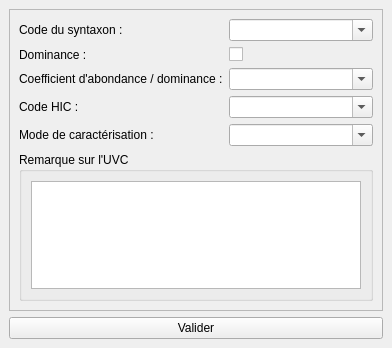
Old version of the form src/ui/form_syntaxon.ui in the repository IGNF/saisie_carhab.
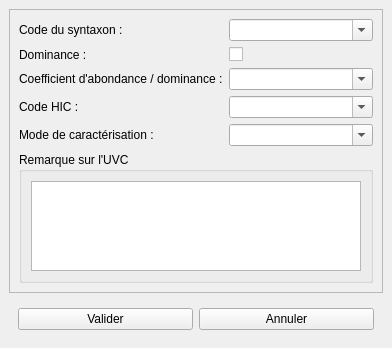
New version of the form.

Commit message: ajout bouton annuler dans formulaires, blocage du changement de sélection d'entités en cours de saisie

What changed in the file:
```diff
--- a/src/ui/form_syntaxon.ui
+++ b/src/ui/form_syntaxon.ui
@@ -26,7 +26,7 @@
          <x>0</x>
          <y>0</y>
          <width>372</width>
-         <height>277</height>
+         <height>259</height>
         </rect>
        </property>
        <layout class="QFormLayout" name="formLayout">
@@ -126,10 +126,23 @@
      </widget>
     </item>
     <item>
+     <widget class="QWidget" name="widget" native="true">
+      <layout class="QHBoxLayout" name="horizontalLayout">
+       <item>
      <widget class="QPushButton" name="valid_btn">
       <property name="text">
        <string>Valider</string>
       </property>
+        </widget>
+       </item>
+       <item>
+        <widget class="QPushButton" name="cancel_btn">
+         <property name="text">
+          <string>Annuler</string>
+         </property>
+        </widget>
+       </item>
+      </layout>
      </widget>
     </item>
    </layout>
```
Lines whose indentation alone changed are shown as unchanged. The commit also changes 5 other files.
